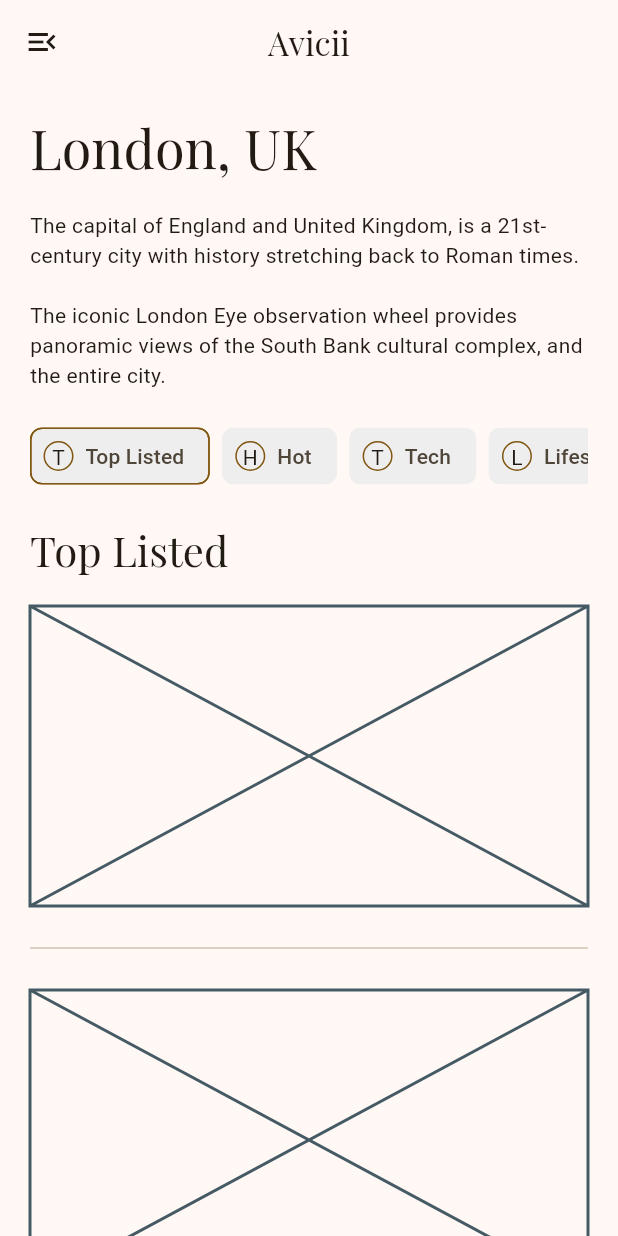
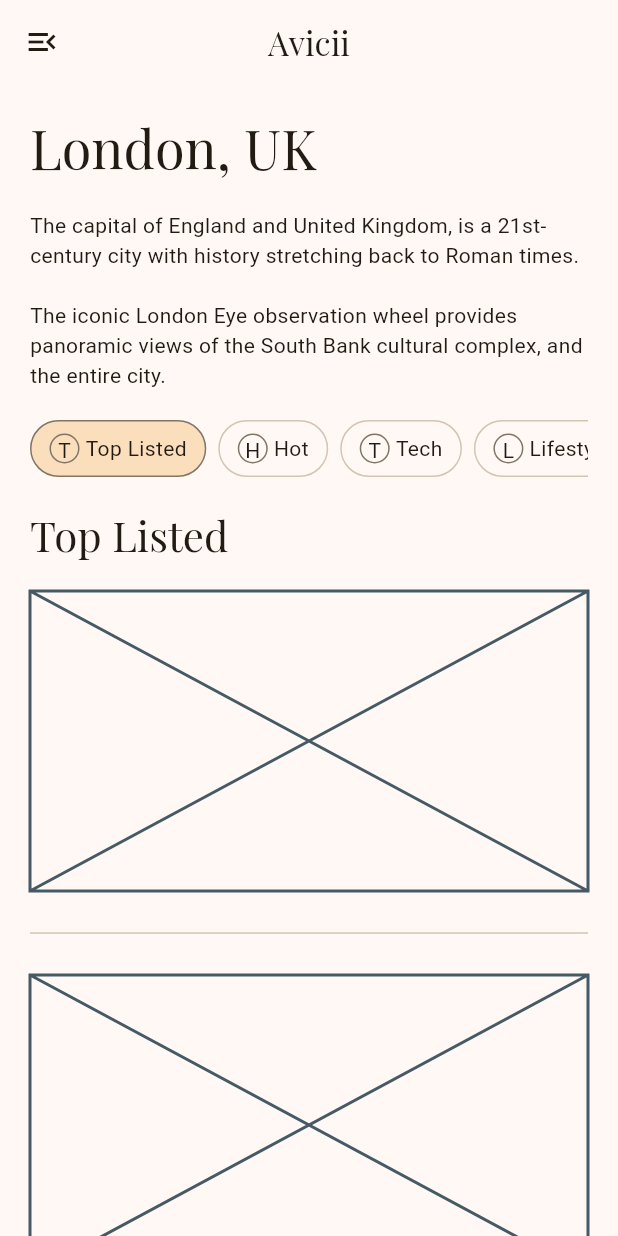
Before and after one commit to DhruvamSharma/EqualWidthList, a Flutter app: the screen it shows after launch, on a phone screen of 412 x 824 dp. Run offline on Flutter 3.47's test engine with Material 3 defaults, Android fonts, the phone set to English and light mode, and no system bars; our stand-ins replace bloc, flutter_bloc, google_fonts; generated files the repository leaves out were written again; Roboto replaces fonts that are missing (Anaheim).

Commit message:
changed chip item

```diff
--- a/lib/counter/view/widgets/chip_list.dart
+++ b/lib/counter/view/widgets/chip_list.dart
@@ -42,19 +42,30 @@ class _ChipListItem extends StatelessWidget {
       onTap: () {
         context.read<CounterCubit>().changeTopic(topic);
       },
-      child: Chip(
-        side: BorderSide(
+      child: Container(
+        padding: const EdgeInsets.symmetric(horizontal: 12, vertical: 8),
+        decoration: BoxDecoration(
           color: selectedTopic == topic
-              ? Theme.of(context).primaryColor
-              : Colors.transparent,
+              ? Theme.of(context).colorScheme.secondaryContainer
+              : Theme.of(context).colorScheme.surface,
+          borderRadius: BorderRadius.circular(20),
+          border: Border.fromBorderSide(
+            BorderSide(
+              color: selectedTopic == topic
+                  ? Theme.of(context).colorScheme.outline
+                  : Theme.of(context).colorScheme.outlineVariant,
             ),
-        avatar: Container(
+          ),
+        ),
+        child: Row(
+          children: [
+            Container(
               height: 20,
               width: 20,
               decoration: BoxDecoration(
                 shape: BoxShape.circle,
                 border: Border.all(
-              color: Theme.of(context).primaryColor,
+                  color: Theme.of(context).colorScheme.outline,
                 ),
               ),
               alignment: Alignment.center,
@@ -62,8 +73,10 @@ class _ChipListItem extends StatelessWidget {
                 topic.label[0].toUpperCase(),
               ),
             ),
-        label: Text(topic.label),
-        backgroundColor: Colors.grey.shade200,
+            const SizedBox(width: 4),
+            Text(topic.label),
+          ],
+        ),
       ),
     );
   }
```
Lines whose indentation alone changed are shown as unchanged.
